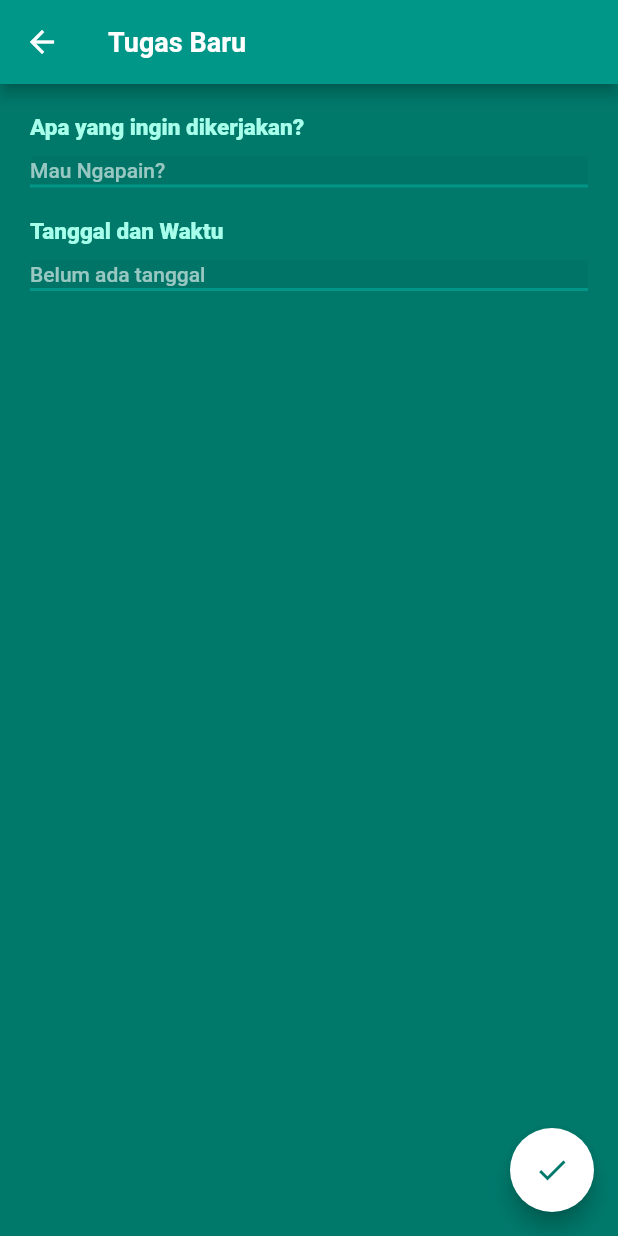
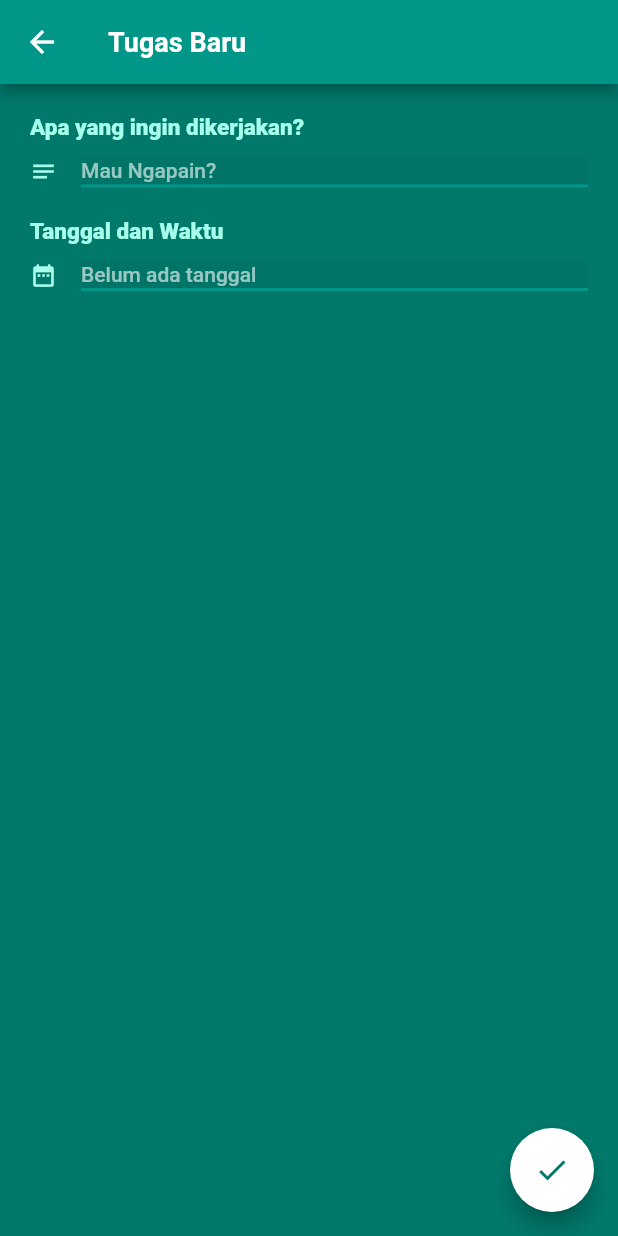
Before and after one commit to dryladen/To-do-List-App, a Flutter app: the screen it shows after launch, after a tap on the "add" icon, on a phone screen of 412 x 824 dp. Run offline on Flutter 3.47's test engine with Material 2 defaults, Android fonts, the phone set to English and light mode, and no system bars.

Commit message:
Able to get reload screen after add todo

```diff
--- a/lib/HomePage.dart
+++ b/lib/HomePage.dart
@@ -8,27 +8,37 @@ class HomePage extends StatefulWidget {
 }
 
 int jumlahItems = 0;
+  List data = [];
 
 class _HomePageState extends State<HomePage> {
+
+  void resValue(Map value) {
+    setState(() {
+      data.add(value);
+    });
+  }
+
   @override
   Widget build(BuildContext context) {
     return Scaffold(
       backgroundColor: Theme.of(context).backgroundColor,
       appBar: AppBar(
-        title: Center(child: Text("To-do List App")),
-        actions: [IconButton(onPressed: () {}, icon: Icon(Icons.menu))],
-      ),
-      body: ListView(
-        children: [
-          for (var i = 0; i < jumlahItems; i++)
-            Items(
-              index: i,
-            )
+        title: Text("To-do List App"),
+        actions: [
+          Icon(Icons.search),
+          IconButton(onPressed: () {}, icon: Icon(Icons.menu))
         ],
       ),
+      body: ListView.builder(
+          itemCount: data.length == null ? 0 : data.length,
+          itemBuilder: (BuildContext context, int index) {
+            return Items(index: index,);
+          }),
       floatingActionButton: FloatingActionButton(
-        onPressed: () {
-          Navigator.of(context).push(_createRoute());
+        onPressed: () async {
+          Map res = await Navigator.push(
+              context, MaterialPageRoute(builder: (context) => AddToDo()));
+              resValue(res);
         },
         child: Icon(Icons.add),
       ),
@@ -43,14 +53,14 @@ class Items extends StatelessWidget {
 
   @override
   Widget build(BuildContext context) {
-    return Padding(
+    return Container(
       padding: EdgeInsets.symmetric(horizontal: 20, vertical: 5),
       child: ListTile(
-        title: Text(todo[index]),
+        title: Text('${data[index]['ToDo']}'),
         tileColor: Colors.cyan[200],
-        subtitle: Text(tanggal[index]),
+        subtitle: Text('${data[index]['Tanggal']}'),
         trailing: Checkbox(
-          value: true,
+          value: false,
           onChanged: (value) {
             value = true;
           },
--- a/lib/ToDo.dart
+++ b/lib/ToDo.dart
@@ -13,20 +13,23 @@ class AddToDo extends StatefulWidget {
 }
 
 class _AddToDoState extends State<AddToDo> {
-
   void tambah() {
+    print(controllerTodo.text);
+    if (controllerTodo.text != "" || controllerTanggal.text != "") {
+      setState(() {
         todo.add(controllerTodo.text);
         controllerTodo.clear();
 
         tanggal.add(controllerTanggal.text);
         controllerTanggal.clear();
-
-    setState(() {
         jumlahItems++;
       });
 
       Navigator.of(context).pop(context);
       print(todo);
+    } else {
+      print("Kosong");
+    }
   }
 
   @override
@@ -40,7 +43,10 @@ class _AddToDoState extends State<AddToDo> {
         ),
       ),
       floatingActionButton: FloatingActionButton(
-        onPressed: tambah,
+        onPressed: (){
+          Map value = {'ToDo': controllerTodo.text, 'Tanggal': controllerTanggal.text};
+          Navigator.pop(context, value);
+        },
         child: Icon(Icons.check),
       ),
       body: BodyInput(),
@@ -63,6 +69,7 @@ class BodyInput extends StatelessWidget {
           FormTodo(
             hintText: "Mau Ngapain?",
             controller: controllerTodo,
+            icon: Icons.notes,
           ),
           Padding(padding: EdgeInsets.only(top: 20)),
           Text(
@@ -72,6 +79,7 @@ class BodyInput extends StatelessWidget {
           FormTodo(
             hintText: "Belum ada tanggal",
             controller: controllerTanggal,
+            icon: Icons.date_range_rounded,
           ),
         ],
       ),
@@ -85,8 +93,9 @@ class FormTodo extends StatelessWidget {
 
   String hintText;
   TextEditingController controller;
+  IconData icon;
 
-  FormTodo({this.hintText, this.controller});
+  FormTodo({this.hintText, this.controller, this.icon});
 
   @override
   Widget build(BuildContext context) {
@@ -98,6 +107,10 @@ class FormTodo extends StatelessWidget {
           controller: controller,
           style: TextStyle(color: Colors.white, fontWeight: FontWeight.w600),
           decoration: InputDecoration(
+              icon: Icon(
+                icon,
+                color: Colors.tealAccent.shade100,
+              ),
               hintText: hintText,
               hintStyle: Theme.of(context).textTheme.bodyText1,
               contentPadding: EdgeInsets.only(bottom: 2),
--- a/lib/main.dart
+++ b/lib/main.dart
@@ -1,9 +1,7 @@
 import 'package:flutter/material.dart';
 import 'HomePage.dart';
 
-void main() {
-  runApp(MyApp());
-}
+void main() => runApp(MyApp());
 
 class MyApp extends StatelessWidget {
   @override
```
Lines whose indentation alone changed are shown as unchanged.
